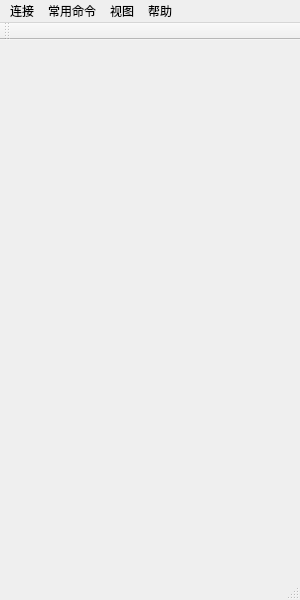
The window that mainwindow.ui (BAT6188/kedacom-android-tool) describes before a commit, drawn with Qt 5.
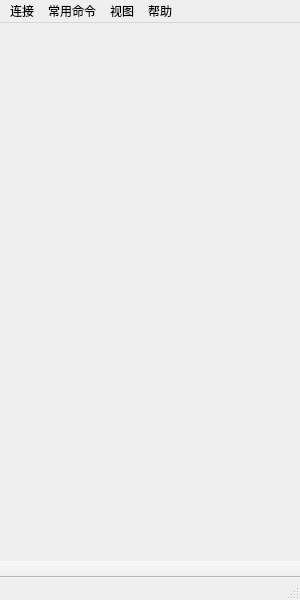
The same window after the commit. Icons and pictures are not drawn.

Diff of the .ui file:
```diff
--- a/mainwindow.ui
+++ b/mainwindow.ui
@@ -78,8 +78,11 @@
    <addaction name="menuHelp"/>
   </widget>
   <widget class="QToolBar" name="mainToolBar">
+   <property name="movable">
+    <bool>false</bool>
+   </property>
    <attribute name="toolBarArea">
-    <enum>TopToolBarArea</enum>
+    <enum>BottomToolBarArea</enum>
    </attribute>
    <attribute name="toolBarBreak">
     <bool>false</bool>
```
